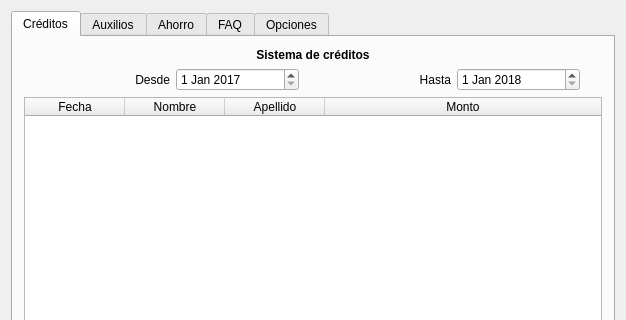
Qt form FondoNacional/fondotrabajadores.ui (MiguelALopez/JaverianaProject) before a commit; both pictures show x 0 to 626 and y 0 to 320 of the 626 by 654 pixel window.
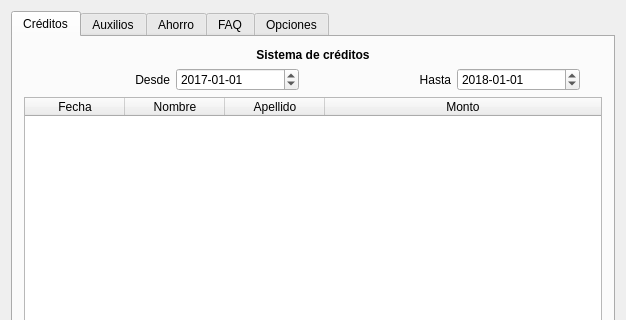
The same form after that commit.

Commit message: Dates display formats changed

Patch:
```diff
--- a/FondoNacional/fondotrabajadores.ui
+++ b/FondoNacional/fondotrabajadores.ui
@@ -65,6 +65,9 @@
                   <day>1</day>
                  </datetime>
                 </property>
+                <property name="displayFormat">
+                 <string>yyyy-MM-dd</string>
+                </property>
                </widget>
               </item>
               <item row="0" column="0">
@@ -111,6 +114,9 @@
                   <day>1</day>
                  </datetime>
                 </property>
+                <property name="displayFormat">
+                 <string>yyyy-MM-dd</string>
+                </property>
                </widget>
               </item>
              </layout>
```
Left out of the diff: 12 changed lines with no effect on the pictures.
